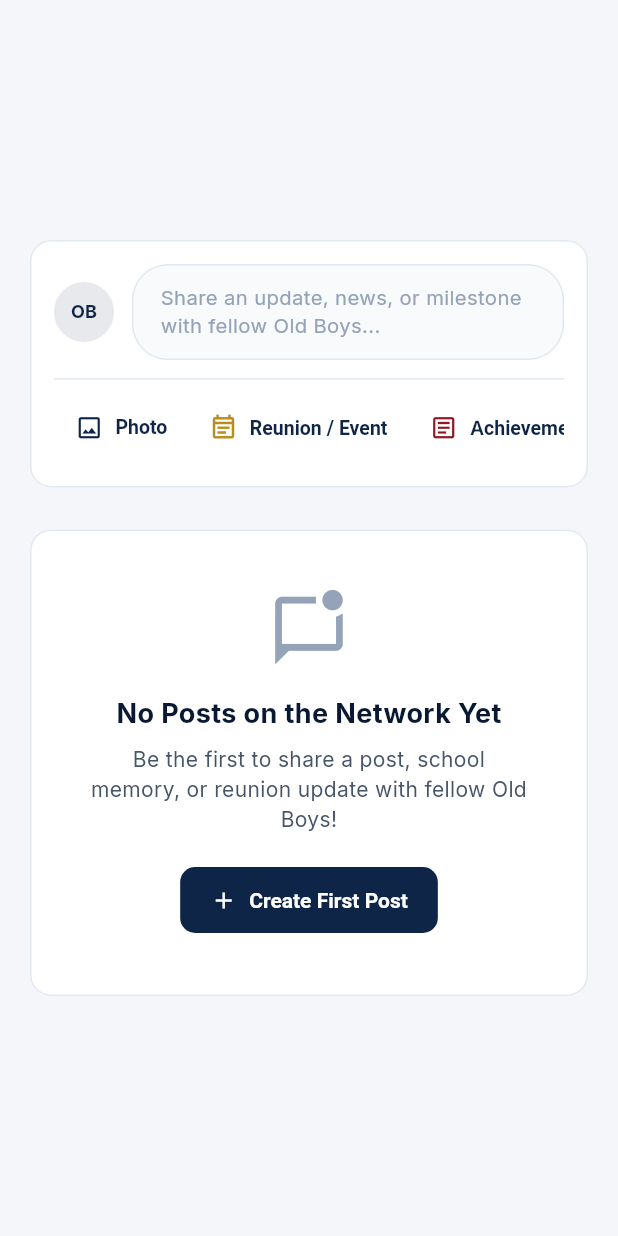
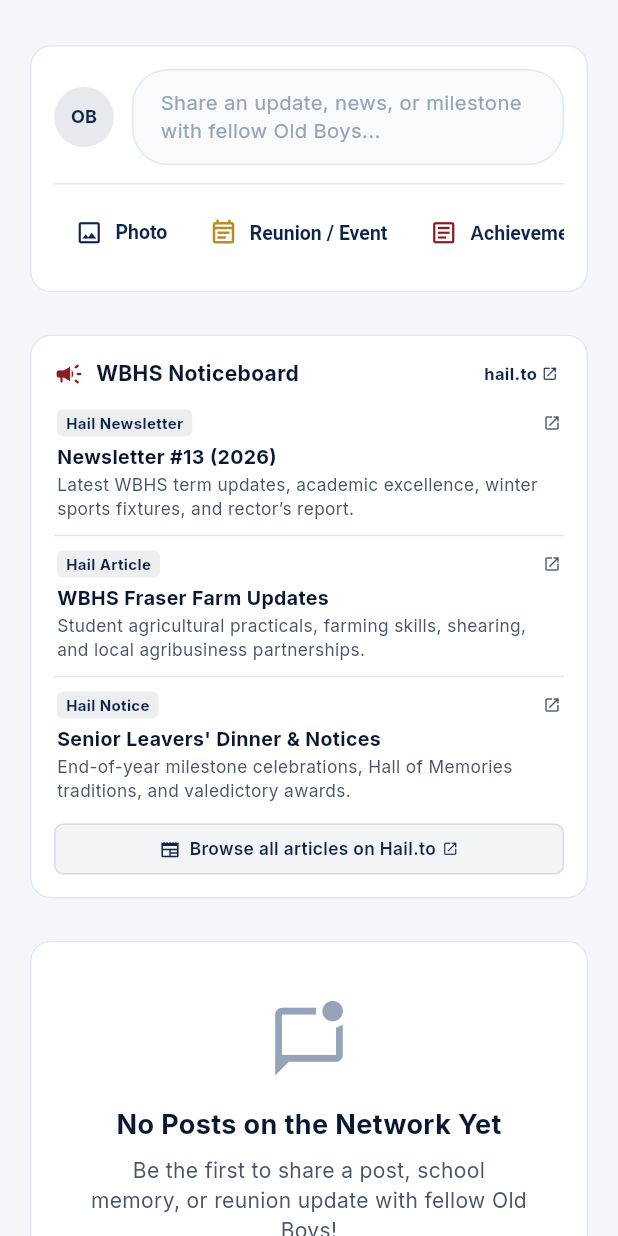
Before and after one commit to WaitakiOldBoysNetwork/WaitakiOldBoysNetworkFrontend, a Flutter app: the FeedScreen screen opened directly, on a phone screen of 412 x 824 dp. Run offline on Flutter 3.47's test engine with Material 3 defaults, Android fonts, the phone set to English and light mode, and no system bars; our stand-ins replace cached_network_image, google_fonts, image_picker, shared_preferences, supabase_flutter; accounts and stored records are empty; network calls fail.

Commit message:
Add Hail.to school noticeboard
Load school notices from Supabase with seeded Hail.to articles and fallback defaults. Add links to individual articles and the official WBHS website.

```diff
--- /dev/null
+++ b/lib/models/school_notice.dart
@@ -0,0 +1,79 @@
+class SchoolNotice {
+  final String id;
+  final String title;
+  final String snippet;
+  final String badge;
+  final String url;
+  final String? imageUrl;
+  final DateTime? publishedAt;
+
+  const SchoolNotice({
+    required this.id,
+    required this.title,
+    required this.snippet,
+    required this.badge,
+    required this.url,
+    this.imageUrl,
+    this.publishedAt,
+  });
+
+  factory SchoolNotice.fromJson(Map<String, dynamic> json) {
+    return SchoolNotice(
+      id: json['id']?.toString() ?? '',
+      title: json['title']?.toString() ?? '',
+      snippet: json['snippet']?.toString() ?? '',
+      badge: json['badge']?.toString() ?? 'Hail Article',
+      url: json['url']?.toString() ?? 'https://hail.to/waitaki-boys-high-school',
+      imageUrl: json['image_url']?.toString(),
+      publishedAt: json['published_at'] != null
+          ? DateTime.tryParse(json['published_at'].toString())
+          : null,
+    );
+  }
+
+  Map<String, dynamic> toJson() {
+    return {
+      'id': id,
+      'title': title,
+      'snippet': snippet,
+      'badge': badge,
+      'url': url,
+      if (imageUrl != null) 'image_url': imageUrl,
+      if (publishedAt != null) 'published_at': publishedAt!.toIso8601String(),
+    };
+  }
+
+  /// Default verified WBHS Hail.to publications & articles for instant out-of-the-box display
+  static const List<SchoolNotice> defaultNotices = [
+    SchoolNotice(
+      id: 'hail-newsletter-13',
+      title: 'Newsletter #13 (2026)',
+      snippet:
+          'Latest WBHS term updates, academic excellence, winter sports fixtures, and rector’s report.',
+      badge: 'Hail Newsletter',
+      url: 'https://hail.to/waitaki-boys-high-school/publication/gsYrDVH',
+      imageUrl:
+          'https://assets.hail-cdn.com/uploads/500-constrained-e8a27443-f8aa-4d8e-a719-c2127b8208a4',
+    ),
+    SchoolNotice(
+      id: 'hail-fraser-farm',
+      title: 'WBHS Fraser Farm Updates',
+      snippet:
+          'Student agricultural practicals, farming skills, shearing, and local agribusiness partnerships.',
+      badge: 'Hail Article',
+      url: 'https://hail.to/waitaki-boys-high-school/article/43KIcVB',
+      imageUrl:
+          'https://assets.hail-cdn.com/uploads/500-constrained-14ab2602-0fa6-4e9e-aa97-1a4e7690ec84',
+    ),
+    SchoolNotice(
+      id: 'hail-leavers-dinner',
+      title: 'Senior Leavers\' Dinner & Notices',
+      snippet:
+          'End-of-year milestone celebrations, Hall of Memories traditions, and valedictory awards.',
+      badge: 'Hail Notice',
+      url: 'https://hail.to/waitaki-boys-high-school/article/kBz9veK',
+      imageUrl:
+          'https://assets.hail-cdn.com/uploads/500-constrained-b194435d-f137-4549-bd61-d8bd17deadf7',
+    ),
+  ];
+}
--- a/lib/screens/feed/feed_screen.dart
+++ b/lib/screens/feed/feed_screen.dart
@@ -1,11 +1,13 @@
 import 'package:flutter/material.dart';
 import 'package:cached_network_image/cached_network_image.dart';
+import 'package:url_launcher/url_launcher.dart';
 
 import '../../core/constants/app_colors.dart';
 import '../../core/utils/snackbar_helper.dart';
 import '../../models/connection.dart';
 import '../../models/post.dart';
 import '../../models/profile.dart';
+import '../../models/school_notice.dart';
 import '../../services/directory_service.dart';
 import '../../services/feed_service.dart';
 import '../../services/profile_service.dart';
@@ -40,6 +42,7 @@ class _FeedScreenState extends State<FeedScreen> {
   List<Profile> _suggestedOldBoys = [];
   Map<String, Connection> _myConnections = {};
   final Set<String> _connectingIds = {};
+  List<SchoolNotice> _notices = SchoolNotice.defaultNotices;
 
   bool _isLoading = true;
   String? _errorMessage;
@@ -55,6 +58,8 @@ class _FeedScreenState extends State<FeedScreen> {
       _isLoading = true;
       _errorMessage = null;
     });
+
+    _loadSchoolNotices();
 
     try {
       final results = await Future.wait([
@@ -128,6 +133,42 @@ class _FeedScreenState extends State<FeedScreen> {
     }
   }
 
+  Future<void> _loadSchoolNotices() async {
+    if (!SupabaseService.isInitialized) return;
+    try {
+      final response = await SupabaseService.client
+          .from('school_notices')
+          .select('id, title, snippet, badge, url, image_url, published_at')
+          .order('published_at', ascending: false)
+          .limit(5);
+
+      if (mounted && response.isNotEmpty) {
+        setState(() {
+          _notices = response
+              .map<SchoolNotice>((item) => SchoolNotice.fromJson(item))
+              .toList();
+        });
+      }
+    } catch (_) {
+      // Gracefully retains SchoolNotice.defaultNotices
+    }
+  }
+
+  Future<void> _openUrl(String url) async {
+    final uri = Uri.parse(url);
+    try {
+      if (await canLaunchUrl(uri)) {
+        await launchUrl(uri, mode: LaunchMode.externalApplication);
+      } else if (mounted) {
+        SnackbarHelper.showError(context, 'Could not open link: $url');
+      }
+    } catch (_) {
+      if (mounted) {
+        SnackbarHelper.showError(context, 'Could not open link: $url');
+      }
+    }
+  }
+
   @override
   Widget build(BuildContext context) {
     return Scaffold(
@@ -182,6 +223,10 @@ class _FeedScreenState extends State<FeedScreen> {
                                     children: [
                                       _buildDesktopComposerCard(),
                                       const SizedBox(height: 16),
+                                      if (!showRight) ...[
+                                        _buildNoticeboardCard(),
+                                        const SizedBox(height: 16),
+                                      ],
                                       if (_posts.isEmpty)
                                         _buildEmptyFeedCard()
                                       else
@@ -412,7 +457,7 @@ class _FeedScreenState extends State<FeedScreen> {
               ],
             ),
             const SizedBox(height: 10),
-            Text(
+            const Text(
               'Cultores Mentium • Est. 1883\nOamaru, North Otago',
               style: TextStyle(
                 fontSize: 11.5,
@@ -429,24 +474,10 @@ class _FeedScreenState extends State<FeedScreen> {
               onTap: widget.onNavigateToDirectory,
             ),
             _buildQuickLink(
-              icon: Icons.history_edu,
-              label: 'School Archives & Museum',
-              onTap: () {
-                SnackbarHelper.showSuccess(
-                  context,
-                  'Waitaki Archives portal coming soon!',
-                );
-              },
-            ),
-            _buildQuickLink(
-              icon: Icons.event_available,
-              label: 'Upcoming WBHS Reunions',
-              onTap: () {
-                SnackbarHelper.showSuccess(
-                  context,
-                  'Annual Old Boys Reunion: October 2026',
-                );
-              },
+              icon: Icons.public,
+              label: 'Official WBHS Website',
+              onTap: () => _openUrl('https://www.waitakibhs.school.nz'),
+              isExternal: true,
             ),
           ],
         ),
@@ -458,6 +489,7 @@ class _FeedScreenState extends State<FeedScreen> {
     required IconData icon,
     required String label,
     required VoidCallback? onTap,
+    bool isExternal = false,
   }) {
     return InkWell(
       onTap: onTap,
@@ -478,9 +510,9 @@ class _FeedScreenState extends State<FeedScreen> {
                 ),
               ),
             ),
-            const Icon(
-              Icons.chevron_right,
-              size: 16,
+            Icon(
+              isExternal ? Icons.open_in_new : Icons.chevron_right,
+              size: isExternal ? 13 : 16,
               color: AppColors.textMuted,
             ),
           ],
@@ -780,14 +812,14 @@ class _FeedScreenState extends State<FeedScreen> {
           crossAxisAlignment: CrossAxisAlignment.start,
           children: [
             Row(
-              children: const [
-                Icon(
+              children: [
+                const Icon(
                   Icons.campaign_rounded,
                   color: AppColors.crimson,
                   size: 20,
                 ),
-                SizedBox(width: 8),
-                Expanded(
+                const SizedBox(width: 8),
+                const Expanded(
                   child: Text(
                     'WBHS Noticeboard',
                     style: TextStyle(
@@ -799,21 +831,90 @@ class _FeedScreenState extends State<FeedScreen> {
                     overflow: TextOverflow.ellipsis,
                   ),
                 ),
+                InkWell(
+                  onTap: () => _openUrl('https://hail.to/waitaki-boys-high-school'),
+                  borderRadius: BorderRadius.circular(4),
+                  child: Tooltip(
+                    message: 'Open WBHS on Hail.to',
+                    child: Padding(
+                      padding: const EdgeInsets.symmetric(horizontal: 4, vertical: 2),
+                      child: Row(
+                        mainAxisSize: MainAxisSize.min,
+                        children: const [
+                          Text(
+                            'hail.to',
+                            style: TextStyle(
+                              fontSize: 11,
+                              fontWeight: FontWeight.bold,
+                              color: AppColors.navyPrimary,
+                            ),
+                          ),
+                          SizedBox(width: 3),
+                          Icon(
+                            Icons.open_in_new,
+                            size: 11,
+                            color: AppColors.navyPrimary,
+                          ),
+                        ],
+                      ),
+                    ),
+                  ),
+                ),
               ],
             ),
             const SizedBox(height: 12),
+            for (int i = 0; i < _notices.length; i++) ...[
+              if (i > 0) const Divider(height: 16),
               _buildNoticeItem(
-              title: '2026 Annual Oamaru Reunion',
-              snippet:
-                  'Join Old Boys at the Hall of Memories on 24-26 October. Registration opens next month.',
-              badge: 'Featured',
+                title: _notices[i].title,
+                snippet: _notices[i].snippet,
+                badge: _notices[i].badge,
+                url: _notices[i].url,
               ),
-            const Divider(height: 16),
-            _buildNoticeItem(
-              title: 'WBHS Rector\'s Term Update',
-              snippet:
-                  'Academic excellence, 1st XV rugby results, and heritage campus upgrades.',
-              badge: 'School News',
+            ],
+            const SizedBox(height: 12),
+            InkWell(
+              onTap: () => _openUrl('https://hail.to/waitaki-boys-high-school'),
+              borderRadius: BorderRadius.circular(6),
+              child: Container(
+                width: double.infinity,
+                padding: const EdgeInsets.symmetric(vertical: 8, horizontal: 10),
+                decoration: BoxDecoration(
+                  color: AppColors.navyPrimary.withValues(alpha: 0.05),
+                  borderRadius: BorderRadius.circular(6),
+                  border: Border.all(
+                    color: AppColors.navyPrimary.withValues(alpha: 0.12),
+                  ),
+                ),
+                child: Row(
+                  mainAxisAlignment: MainAxisAlignment.center,
+                  children: const [
+                    Icon(
+                      Icons.newspaper_rounded,
+                      size: 14,
+                      color: AppColors.navyPrimary,
+                    ),
+                    SizedBox(width: 6),
+                    Flexible(
+                      child: Text(
+                        'Browse all articles on Hail.to',
+                        overflow: TextOverflow.ellipsis,
+                        style: TextStyle(
+                          fontSize: 11.5,
+                          fontWeight: FontWeight.w600,
+                          color: AppColors.navyPrimary,
+                        ),
+                      ),
+                    ),
+                    SizedBox(width: 4),
+                    Icon(
+                      Icons.open_in_new,
+                      size: 11,
+                      color: AppColors.navyPrimary,
+                    ),
+                  ],
+                ),
+              ),
             ),
           ],
         ),
@@ -825,9 +926,17 @@ class _FeedScreenState extends State<FeedScreen> {
     required String title,
     required String snippet,
     required String badge,
+    String? url,
   }) {
-    return Column(
+    return InkWell(
+      onTap: url != null ? () => _openUrl(url) : null,
+      borderRadius: BorderRadius.circular(6),
+      child: Padding(
+        padding: const EdgeInsets.symmetric(vertical: 2, horizontal: 2),
+        child: Column(
           crossAxisAlignment: CrossAxisAlignment.start,
+          children: [
+            Row(
               children: [
                 Container(
                   padding: const EdgeInsets.symmetric(horizontal: 6, vertical: 2),
@@ -843,6 +952,16 @@ class _FeedScreenState extends State<FeedScreen> {
                       color: AppColors.navyPrimary,
                     ),
                   ),
+                ),
+                if (url != null) ...[
+                  const Spacer(),
+                  const Icon(
+                    Icons.open_in_new,
+                    size: 12,
+                    color: AppColors.textSecondary,
+                  ),
+                ],
+              ],
             ),
             const SizedBox(height: 4),
             Text(
@@ -863,6 +982,8 @@ class _FeedScreenState extends State<FeedScreen> {
               ),
             ),
           ],
+        ),
+      ),
     );
   }
 
```
Also changed, not shown: 1 other file. Lines whose indentation alone changed are shown as unchanged.
